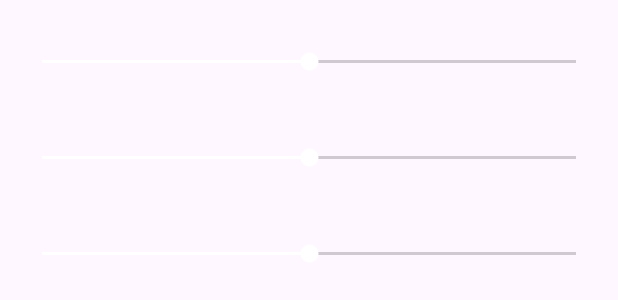
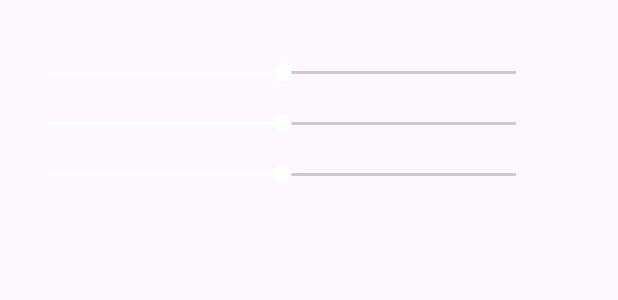
Before and after one commit to vtabk2/CorePhotoEditor, an Android app: the layout f_fragment_color_mixer.xml on its own in the app's theme, with its tools: preview values and no code run, on a phone screen of 412 x 824 dp. Shown: the top 300 px of the screen. Run offline under Robolectric (Android 15) with nearby library versions, the phone set to English and light mode, and no system bars.

Commit message:
Tối ưu giao diện HSL

```diff
--- a/adjust/src/main/res/layout/f_fragment_color_mixer.xml
+++ b/adjust/src/main/res/layout/f_fragment_color_mixer.xml
@@ -1,46 +1,64 @@
-<androidx.core.widget.NestedScrollView xmlns:android="http://schemas.android.com/apk/res/android"
-    android:id="@+id/scrollColorMixer"
+<?xml version="1.0" encoding="utf-8"?>
+<androidx.constraintlayout.widget.ConstraintLayout xmlns:android="http://schemas.android.com/apk/res/android"
+    xmlns:app="http://schemas.android.com/apk/res-auto"
     android:layout_width="match_parent"
-    android:layout_height="wrap_content"
-    android:fillViewport="true"
-    android:overScrollMode="never">
+    android:layout_height="135dp"
+    android:background="@android:color/transparent"
+    android:paddingHorizontal="12dp"
+    android:paddingVertical="2dp">
 
-    <LinearLayout
-        android:id="@+id/rootMixer"
-        android:layout_width="match_parent"
-        android:layout_height="wrap_content"
-        android:gravity="center_horizontal"
-        android:orientation="vertical"
-        android:paddingHorizontal="12dp">
-
-        <!-- 8 nút màu -->
+    <!-- Hàng chọn màu -->
     <HorizontalScrollView
-            android:layout_width="match_parent"
-            android:layout_height="wrap_content"
-            android:scrollbars="none">
+        android:id="@+id/colorScroll"
+        android:layout_width="0dp"
+        android:layout_height="0dp"
+        android:overScrollMode="never"
+        android:scrollbars="none"
+        app:layout_constraintEnd_toEndOf="parent"
+        app:layout_constraintHeight_percent="0.22"
+        app:layout_constraintStart_toStartOf="parent"
+        app:layout_constraintTop_toTopOf="parent">
 
         <LinearLayout
             android:id="@+id/colorSelectorLayout"
             android:layout_width="wrap_content"
-                android:layout_height="wrap_content"
-                android:gravity="center_horizontal"
+            android:layout_height="match_parent"
+            android:gravity="center"
             android:orientation="horizontal"/>
     </HorizontalScrollView>
 
     <!-- Slider Hue -->
     <include
         android:id="@+id/rowHue"
-            layout="@layout/f_row_slider_hsl"/>
+        layout="@layout/f_row_slider_hsl"
+        android:layout_width="0dp"
+        android:layout_height="0dp"
+        app:layout_constraintEnd_toEndOf="parent"
+        app:layout_constraintHeight_percent="0.26"
+        app:layout_constraintStart_toStartOf="parent"
+        app:layout_constraintTop_toBottomOf="@id/colorScroll"/>
 
     <!-- Slider Saturation -->
     <include
         android:id="@+id/rowSat"
-            layout="@layout/f_row_slider_hsl"/>
+        layout="@layout/f_row_slider_hsl"
+        android:layout_width="0dp"
+        android:layout_height="0dp"
+        app:layout_constraintEnd_toEndOf="parent"
+        app:layout_constraintHeight_percent="0.26"
+        app:layout_constraintStart_toStartOf="parent"
+        app:layout_constraintTop_toBottomOf="@id/rowHue"/>
 
     <!-- Slider Luminance -->
     <include
         android:id="@+id/rowLum"
-            layout="@layout/f_row_slider_hsl"/>
+        layout="@layout/f_row_slider_hsl"
+        android:layout_width="0dp"
+        android:layout_height="0dp"
+        app:layout_constraintBottom_toBottomOf="parent"
+        app:layout_constraintEnd_toEndOf="parent"
+        app:layout_constraintHeight_percent="0.26"
+        app:layout_constraintStart_toStartOf="parent"
+        app:layout_constraintTop_toBottomOf="@id/rowSat"/>
 
-    </LinearLayout>
-</androidx.core.widget.NestedScrollView>
+</androidx.constraintlayout.widget.ConstraintLayout>
--- a/adjust/src/main/res/layout/f_row_slider_hsl.xml
+++ b/adjust/src/main/res/layout/f_row_slider_hsl.xml
@@ -1,39 +1,50 @@
 <?xml version="1.0" encoding="utf-8"?>
-<LinearLayout xmlns:android="http://schemas.android.com/apk/res/android"
+<androidx.constraintlayout.widget.ConstraintLayout xmlns:android="http://schemas.android.com/apk/res/android"
+    xmlns:app="http://schemas.android.com/apk/res-auto"
     android:layout_width="match_parent"
-    android:layout_height="64dp"
-    android:orientation="vertical"
-    android:paddingVertical="6dp">
+    android:layout_height="40dp"
+    android:paddingHorizontal="4dp"
+    android:paddingVertical="2dp">
 
-    <LinearLayout
-        android:layout_width="match_parent"
+    <!-- Label (Hue / Sat / Lum) -->
+    <TextView
+        android:id="@+id/tvLabel"
+        android:layout_width="wrap_content"
         android:layout_height="wrap_content"
-        android:gravity="center"
-        android:orientation="horizontal">
+        android:textColor="#EDEDED"
+        android:textSize="12sp"
+        android:textStyle="bold"
+        app:layout_constraintBottom_toBottomOf="parent"
+        app:layout_constraintStart_toStartOf="parent"
+        app:layout_constraintTop_toTopOf="parent"
+        app:layout_constraintVertical_bias="0.5"/>
 
-        <TextView
-            android:id="@+id/tvLabel"
-            android:layout_width="0dp"
-            android:layout_height="wrap_content"
-            android:layout_weight="1"
-            android:textColor="#EDEDED"
-            android:textSize="14sp"/>
-
-        <TextView
-            android:id="@+id/tvValue"
-            android:layout_width="wrap_content"
-            android:layout_height="wrap_content"
-            android:textColor="#CFCFCF"
-            android:textSize="14sp"/>
-    </LinearLayout>
-
+    <!-- SeekBar chiếm phần giữa -->
     <SeekBar
         android:id="@+id/seekBar"
-        android:layout_width="match_parent"
-        android:layout_height="32dp"
+        android:layout_width="0dp"
+        android:layout_height="26dp"
         android:max="200"
+        android:minHeight="0dp"
         android:progress="100"
         android:progressTint="#FFFFFF"
         android:splitTrack="false"
-        android:thumbTint="#FFFFFF"/>
-</LinearLayout>
+        android:thumbTint="#FFFFFF"
+        app:layout_constraintBottom_toBottomOf="parent"
+        app:layout_constraintEnd_toStartOf="@id/tvValue"
+        app:layout_constraintHorizontal_weight="1"
+        app:layout_constraintStart_toEndOf="@id/tvLabel"
+        app:layout_constraintTop_toTopOf="parent"/>
+
+    <!-- Giá trị hiện tại -->
+    <TextView
+        android:id="@+id/tvValue"
+        android:layout_width="36dp"
+        android:layout_height="wrap_content"
+        android:gravity="end"
+        android:textColor="#CFCFCF"
+        android:textSize="12sp"
+        app:layout_constraintBottom_toBottomOf="parent"
+        app:layout_constraintEnd_toEndOf="parent"
+        app:layout_constraintTop_toTopOf="parent"/>
+</androidx.constraintlayout.widget.ConstraintLayout>
--- a/app/src/main/java/com/example/photoeditor/ui/activity/MainActivity.kt
+++ b/app/src/main/java/com/example/photoeditor/ui/activity/MainActivity.kt
@@ -11,6 +11,7 @@ import androidx.core.view.isVisible
 import androidx.lifecycle.lifecycleScope
 import com.core.adjust.ui.AdjustViewModel
 import com.core.adjust.ui.ColorMixerFragment
+import com.core.adjust.ui.filter.FilterFragment
 import com.example.photoeditor.R
 import com.example.photoeditor.databinding.ActivityMainBinding
 import com.example.photoeditor.utils.LoadUtils
@@ -71,6 +72,8 @@ class MainActivity : AppCompatActivity() {
         vm.previewBitmap.observe(this) { bmp ->
             binding.imgAdjusted.setImageBitmap(bmp)
         }
+
+        FilterFragment.showFilterFragment(this, R.id.flBottom)
     }
 
     private fun showHslUiIfNeeded() {
```
Also changed, not shown: adjust/src/main/java/com/core/adjust/ui/ColorMixerFragment.kt (+84 -45 lines), app/src/main/res/layout/activity_main.xml (+12 -1 lines). Lines whose indentation alone changed are shown as unchanged.
